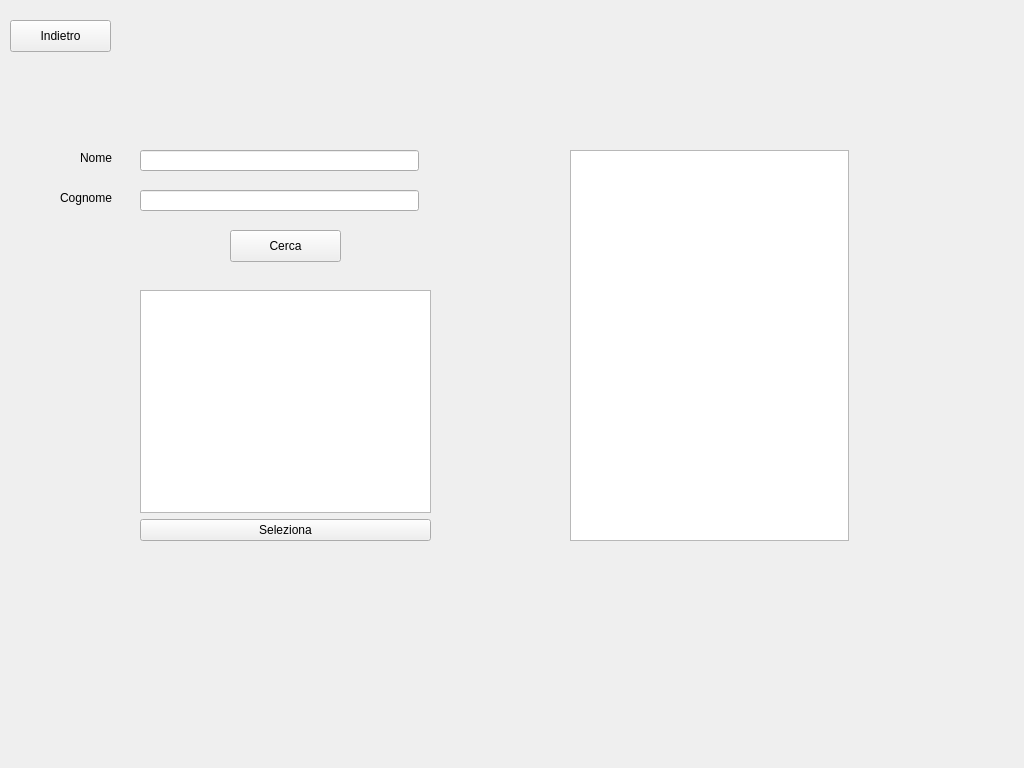
The window that Progetto/paginaarticolo.ui (marcovirgillo/ProgettoPO) describes before a commit, drawn with Qt 5.
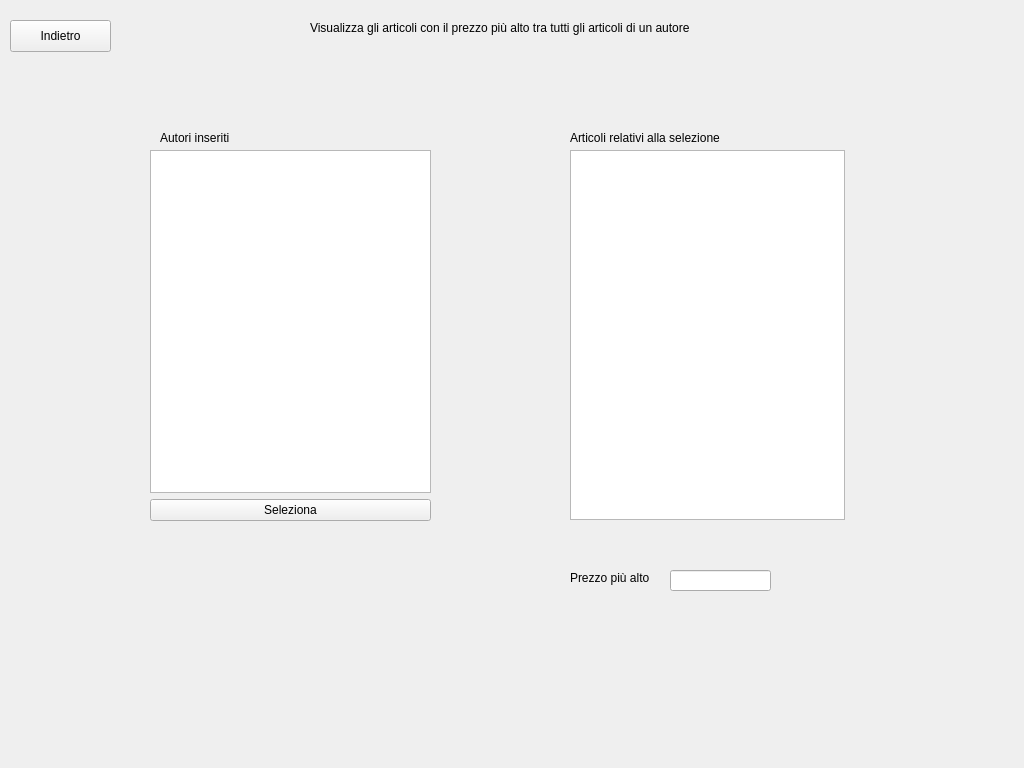
The same window after the commit. The open tabs and pages were chosen to show the change.

What changed in the file:
```diff
--- a/Progetto/paginaarticolo.ui
+++ b/Progetto/paginaarticolo.ui
@@ -588,39 +588,6 @@
     </widget>
    </widget>
    <widget class="QWidget" name="pageVisualizzaArticoliCostosiAutore">
-    <widget class="QLineEdit" name="page5_CognomeAutore">
-     <property name="geometry">
-      <rect>
-       <x>140</x>
-       <y>190</y>
-       <width>279</width>
-       <height>21</height>
-      </rect>
-     </property>
-    </widget>
-    <widget class="QLabel" name="page5_labelNomeAutore">
-     <property name="geometry">
-      <rect>
-       <x>80</x>
-       <y>150</y>
-       <width>41</width>
-       <height>16</height>
-      </rect>
-     </property>
-     <property name="text">
-      <string>Nome</string>
-     </property>
-    </widget>
-    <widget class="QLineEdit" name="page5_NomeAutore">
-     <property name="geometry">
-      <rect>
-       <x>140</x>
-       <y>150</y>
-       <width>279</width>
-       <height>21</height>
-      </rect>
-     </property>
-    </widget>
     <widget class="QPushButton" name="page5_buttonIndietro">
      <property name="geometry">
       <rect>
@@ -637,10 +604,10 @@
     <widget class="QWidget" name="layoutWidget_2">
      <property name="geometry">
       <rect>
-       <x>140</x>
-       <y>290</y>
-       <width>291</width>
-       <height>251</height>
+       <x>150</x>
+       <y>150</y>
+       <width>281</width>
+       <height>371</height>
       </rect>
      </property>
      <layout class="QVBoxLayout" name="verticalLayout_6">
@@ -656,42 +623,81 @@
       </item>
      </layout>
     </widget>
-    <widget class="QPushButton" name="page5_buttonCerca">
-     <property name="geometry">
-      <rect>
-       <x>230</x>
-       <y>230</y>
-       <width>111</width>
-       <height>32</height>
-      </rect>
-     </property>
-     <property name="text">
-      <string>Cerca</string>
-     </property>
-    </widget>
-    <widget class="QLabel" name="page5_labelCognomeAutore">
-     <property name="geometry">
-      <rect>
-       <x>60</x>
-       <y>190</y>
-       <width>60</width>
-       <height>16</height>
-      </rect>
-     </property>
-     <property name="text">
-      <string>Cognome</string>
-     </property>
-    </widget>
     <widget class="QListWidget" name="page5_listArticoli">
      <property name="geometry">
       <rect>
        <x>570</x>
        <y>150</y>
-       <width>279</width>
-       <height>391</height>
+       <width>275</width>
+       <height>370</height>
       </rect>
      </property>
     </widget>
+    <widget class="QLabel" name="page5_labelTitolo">
+     <property name="geometry">
+      <rect>
+       <x>310</x>
+       <y>20</y>
+       <width>441</width>
+       <height>16</height>
+      </rect>
+     </property>
+     <property name="text">
+      <string>Visualizza gli articoli con il prezzo più alto tra tutti gli articoli di un autore</string>
+     </property>
+    </widget>
+    <widget class="QLabel" name="page5_labelListAutori">
+     <property name="geometry">
+      <rect>
+       <x>160</x>
+       <y>130</y>
+       <width>81</width>
+       <height>16</height>
+      </rect>
+     </property>
+     <property name="text">
+      <string>Autori inseriti</string>
+     </property>
+    </widget>
+    <widget class="QLabel" name="page5_labelListArticoli">
+     <property name="geometry">
+      <rect>
+       <x>570</x>
+       <y>130</y>
+       <width>231</width>
+       <height>16</height>
+      </rect>
+     </property>
+     <property name="text">
+      <string>Articoli relativi alla selezione</string>
+     </property>
+    </widget>
+    <widget class="QLineEdit" name="page5_PrezzoPiuAlto">
+     <property name="geometry">
+      <rect>
+       <x>670</x>
+       <y>570</y>
+       <width>101</width>
+       <height>21</height>
+      </rect>
+     </property>
+     <property name="readOnly">
+      <bool>true</bool>
+     </property>
+    </widget>
+    <widget class="QLabel" name="page5_labelPrezzoPiuAlto">
+     <property name="geometry">
+      <rect>
+       <x>570</x>
+       <y>570</y>
+       <width>101</width>
+       <height>16</height>
+      </rect>
+     </property>
+     <property name="text">
+      <string>Prezzo più alto</string>
+     </property>
+    </widget>
    </widget>
    <widget class="QWidget" name="pageVisualizzaKeywordsArticoliGuadagnoMax">
     <widget class="QPushButton" name="page6_buttonIndietro">
```
Left out of the diff: 471 changed lines with no effect on the pictures.
